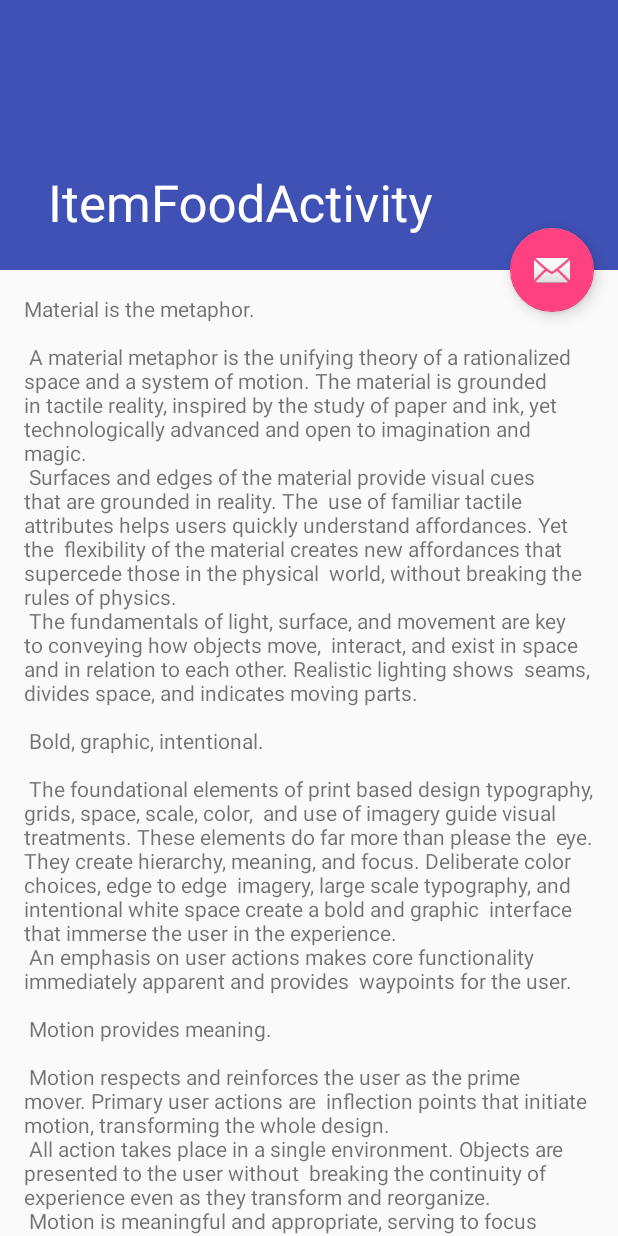
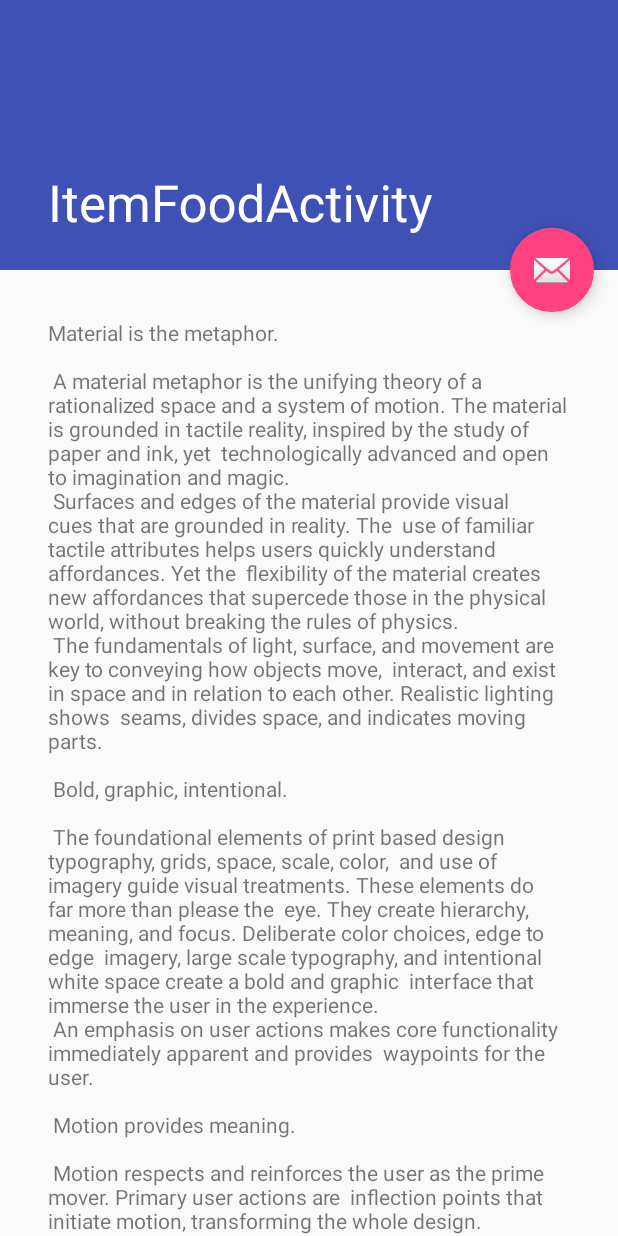
Before and after one commit to matthewwen/PurdueDietDining, an Android app: the ItemFoodActivity screen opened directly, with no data from a screen before it, on a phone screen of 412 x 824 dp. Run offline under Robolectric (Android 15) with nearby library versions, the phone set to English and light mode, and no system bars.

```diff
--- a/app/src/main/res/layout/content_item_food.xml
+++ b/app/src/main/res/layout/content_item_food.xml
@@ -1,5 +1,6 @@
 <?xml version="1.0" encoding="utf-8"?>
-<android.support.v4.widget.NestedScrollView xmlns:android="http://schemas.android.com/apk/res/android"
+<android.support.v4.widget.NestedScrollView
+    xmlns:android="http://schemas.android.com/apk/res/android"
     xmlns:app="http://schemas.android.com/apk/res-auto"
     xmlns:tools="http://schemas.android.com/tools"
     android:layout_width="match_parent"
@@ -8,10 +9,21 @@
     tools:context=".userInterface.ItemFoodActivity"
     tools:showIn="@layout/activity_item_food">
 
-    <TextView
-        android:layout_width="wrap_content"
+    <LinearLayout
+        android:layout_width="match_parent"
         android:layout_height="wrap_content"
-        android:layout_margin="@dimen/text_margin"
-        android:text="@string/large_text" />
+        android:orientation="vertical"
+        android:padding="16dp">
+
+        <TextView
+            android:layout_width="wrap_content"
+            android:layout_height="wrap_content"
+            android:layout_margin="@dimen/text_margin"
+            android:text="@string/large_text" />
+
+
+
+    </LinearLayout>
+
 
 </android.support.v4.widget.NestedScrollView>
```
Also changed, not shown: app/src/main/java/com/purduediet/helloworld/purduedietdining/userInterface/MainActivity.java (+7 -1 lines), app/src/main/res/layout/activity_main.xml (+12 -9 lines).
